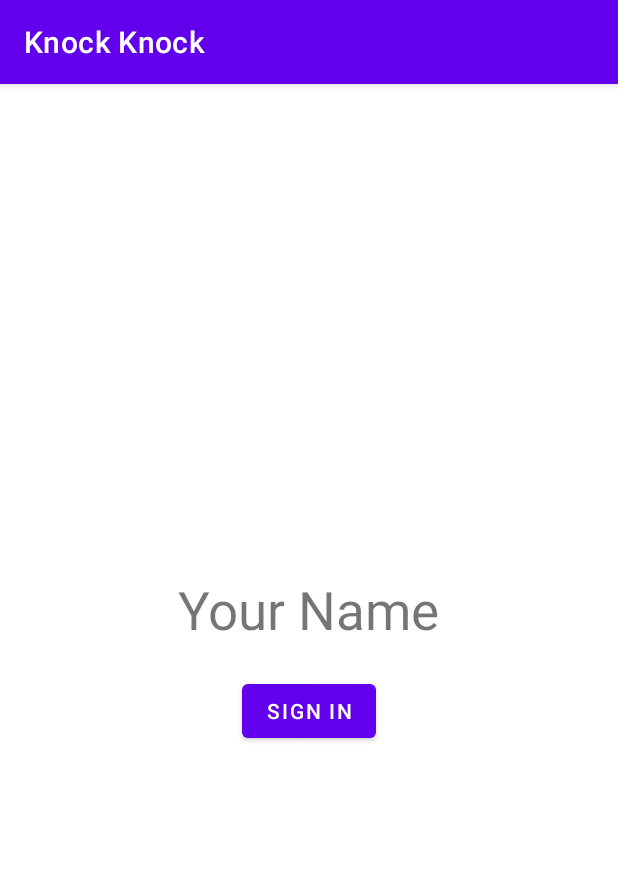
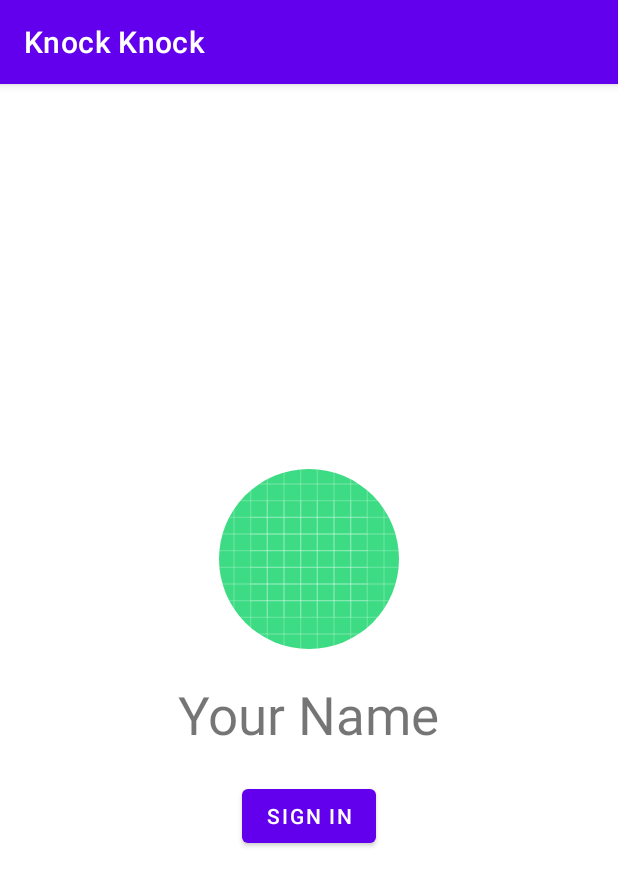
Before and after one commit to waleedbaroudi/Knock-Knock, an Android app: the screen it shows after launch (MainActivity), on a phone screen of 412 x 824 dp. Shown: the top 886 px of the screen. Run offline under Robolectric (Android 15) with nearby library versions, the phone set to English and light mode, and no system bars; our stand-ins replace CircleImageView; libraries missing offline, so code that uses them is left out: com.huawei.hmf, com.huawei.hms; 2 statements that could not run were skipped.

Commit message:
add glide and circle imageview dependencies. add user image feature

```diff
--- a/app/build.gradle
+++ b/app/build.gradle
@@ -40,5 +40,10 @@ dependencies {
     androidTestImplementation 'androidx.test.espresso:espresso-core:3.3.0'
     //HMS dependency
     implementation('com.huawei.hms:hwid:5.0.5.300')
+    //Circular ImageView Library
+    implementation 'de.hdodenhof:circleimageview:3.1.0'
+    //Glide Library
+    implementation 'com.github.bumptech.glide:glide:4.11.0'
+    annotationProcessor 'com.github.bumptech.glide:compiler:4.11.0'
 
 }
--- a/app/src/main/java/com/huaweicontest/knockknock/ui/MainActivity.java
+++ b/app/src/main/java/com/huaweicontest/knockknock/ui/MainActivity.java
@@ -4,20 +4,26 @@ import androidx.annotation.Nullable;
 import androidx.appcompat.app.AppCompatActivity;
 
 import android.content.Intent;
-import android.graphics.Color;
+import android.net.Uri;
 import android.os.Bundle;
+import android.text.TextUtils;
 import android.widget.Button;
 import android.widget.TextView;
+import android.widget.Toast;
 
+import com.bumptech.glide.Glide;
 import com.huawei.hms.support.hwid.result.AuthHuaweiId;
 import com.huawei.hms.support.hwid.service.HuaweiIdAuthService;
 import com.huaweicontest.knockknock.R;
 import com.huaweicontest.knockknock.model.AccountHandler;
 
+import de.hdodenhof.circleimageview.CircleImageView;
+
 public class MainActivity extends AppCompatActivity implements AccountHandler.AccountControlListener {
     //Views
     Button signInButton;
     TextView nameLabel;
+    CircleImageView userImage;
     //Account Control
     AccountHandler handler;
     private static final int LOGIN_REQUEST_CODE = 1003;
@@ -29,6 +35,7 @@ public class MainActivity extends AppCompatActivity implements AccountHandler.Ac
 
         signInButton = findViewById(R.id.sign_in_button);
         nameLabel = findViewById(R.id.name_label);
+        userImage = findViewById(R.id.user_image);
 
         handler = new AccountHandler(this, this);
         signInButton.setOnClickListener(v -> handler.signIn());
@@ -39,6 +46,10 @@ public class MainActivity extends AppCompatActivity implements AccountHandler.Ac
     public void onSignedIn(AuthHuaweiId userID) {
         nameLabel.setText(userID.getDisplayName());
         nameLabel.setTextColor(getResources().getColor(R.color.hwid_auth_button_color_blue));
+        Uri userImageUri = userID.getAvatarUri();
+        if (!TextUtils.isEmpty(userImageUri.toString())) {
+            Glide.with(this).load(userImageUri.toString()).into(userImage);
+        }
     }
 
     @Override
--- a/app/src/main/res/layout/activity_main.xml
+++ b/app/src/main/res/layout/activity_main.xml
@@ -28,6 +28,18 @@
         app:layout_constraintEnd_toEndOf="@+id/sign_in_button"
         app:layout_constraintHorizontal_bias="0.5"
         app:layout_constraintStart_toStartOf="@+id/sign_in_button"
+        app:layout_constraintTop_toBottomOf="@id/user_image"
+        />
+
+    <de.hdodenhof.circleimageview.CircleImageView
+        android:id="@+id/user_image"
+        android:layout_width="120dp"
+        android:layout_height="120dp"
+        android:layout_marginBottom="20dp"
+        android:src="@drawable/ic_launcher_background"
+        app:layout_constraintBottom_toTopOf="@id/name_label"
+        app:layout_constraintEnd_toEndOf="@+id/name_label"
+        app:layout_constraintStart_toStartOf="@+id/name_label"
         app:layout_constraintTop_toTopOf="parent"
         app:layout_constraintVertical_chainStyle="packed" />
 </androidx.constraintlayout.widget.ConstraintLayout>
```
Also changed, not shown: app/src/main/AndroidManifest.xml (+21 -0 lines), 1 other file.
